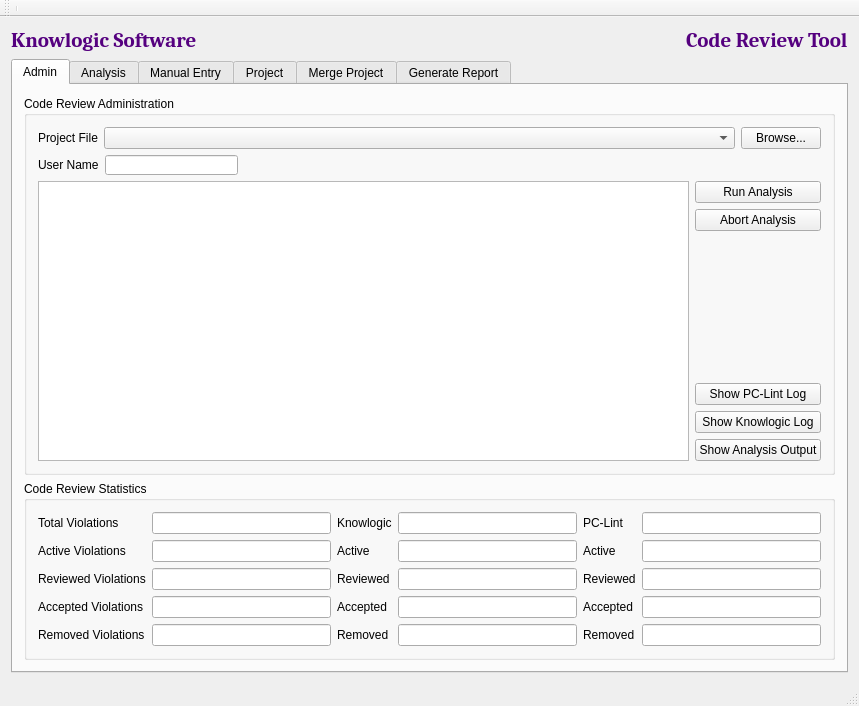
The window that CrtGui.ui (jvahue/codereview1) describes before a commit, drawn with Qt 5.
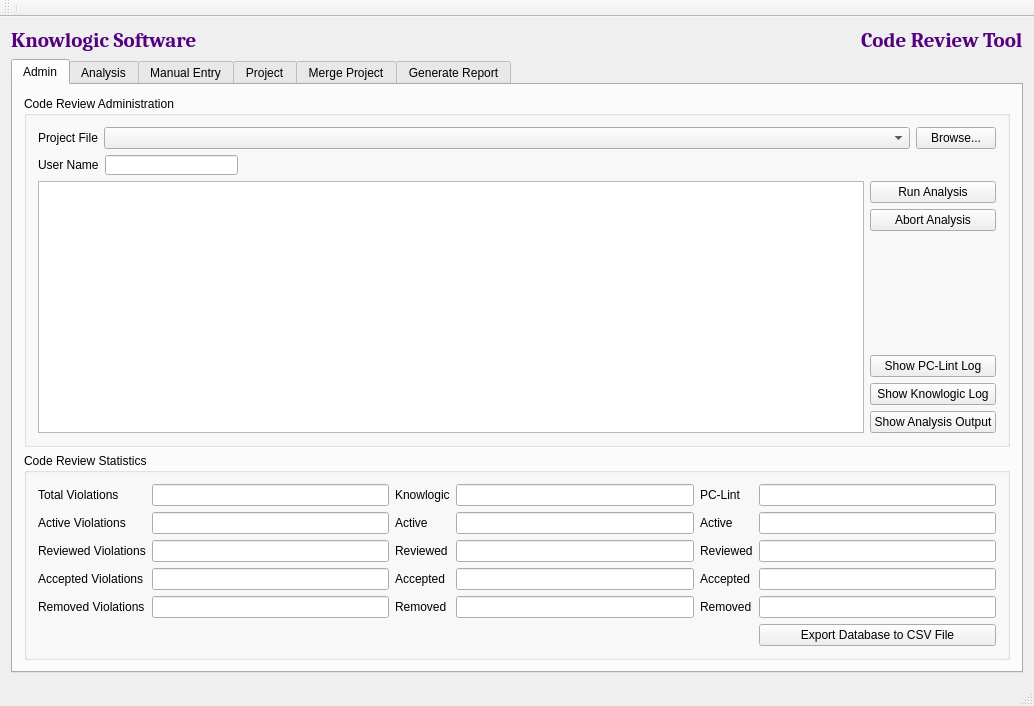
The same window after the commit. Custom widgets are drawn as their Qt base class.

Commit message: Start DB Export work

```diff
--- a/CrtGui.ui
+++ b/CrtGui.ui
@@ -6,7 +6,7 @@
    <rect>
     <x>0</x>
     <y>0</y>
-    <width>855</width>
+    <width>1034</width>
     <height>706</height>
    </rect>
   </property>
@@ -253,7 +253,7 @@
                    <property name="sizeHint" stdset="0">
                     <size>
                      <width>20</width>
-                     <height>48</height>
+                     <height>40</height>
                     </size>
                    </property>
                   </spacer>
@@ -498,6 +498,13 @@
                  </property>
                 </widget>
                </item>
+               <item row="6" column="5">
+                <widget class="QPushButton" name="exportDb">
+                 <property name="text">
+                  <string>Export Database to CSV File</string>
+                 </property>
+                </widget>
+               </item>
               </layout>
              </item>
             </layout>
```
Left out of the diff: 5 changed lines with no effect on the pictures. The commit also changes 3 other files.
